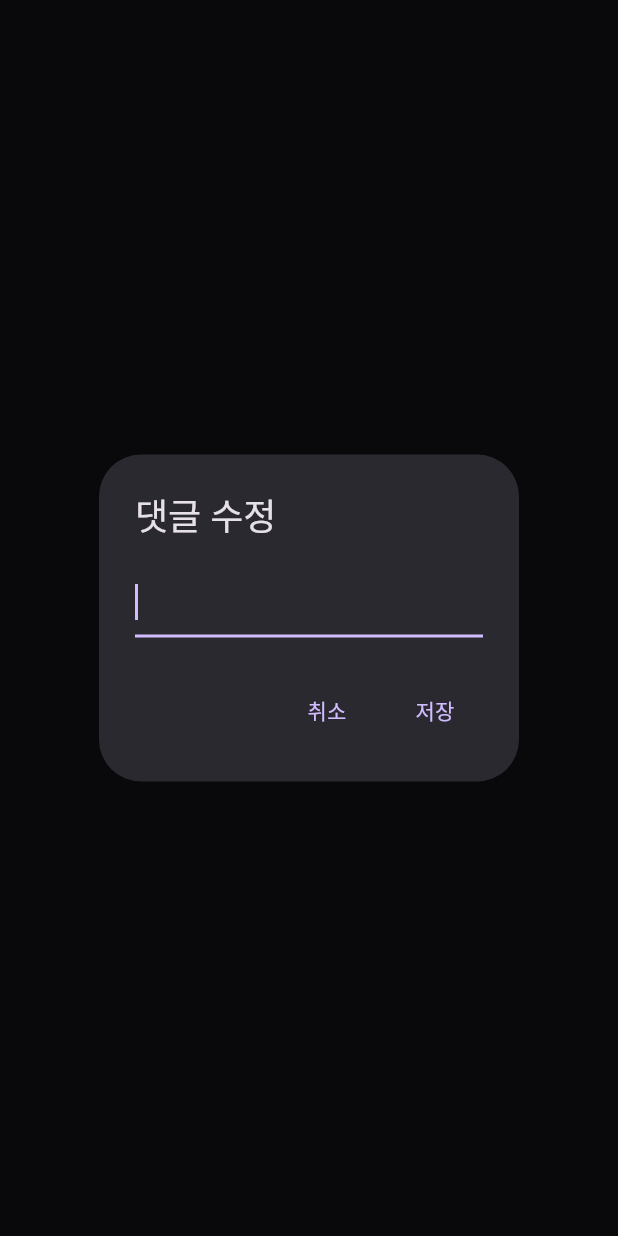
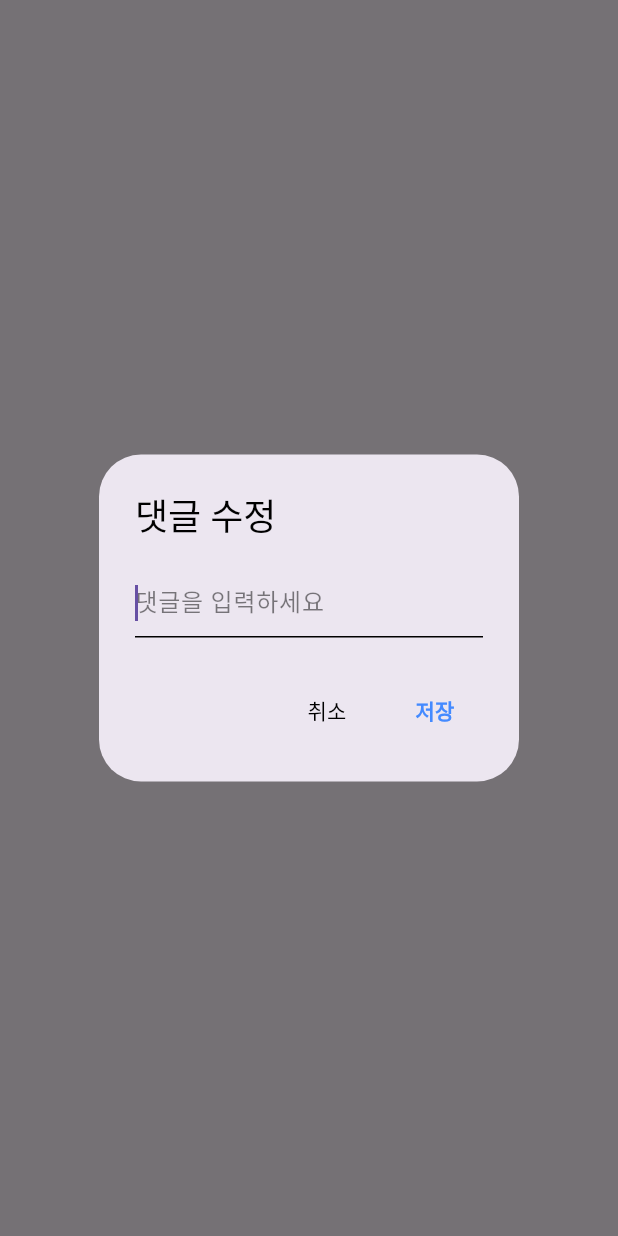
Before and after one commit to junseok1925/cute_story_closed_SNS_APP, a Flutter app: what showEditCommentDialog() shows on an empty page, opened directly with empty values, on a phone screen of 412 x 824 dp. Run offline on Flutter 3.47's test engine with Material 3 defaults, Android fonts, the phone set to English and light mode, and no system bars; our stand-ins replace cloud_firestore, dio, firebase_auth, firebase_core, firebase_storage, flutter_hooks and 9 more; accounts and stored records are empty.

Commit message:
fix: all ui

```diff
--- a/lib/core/theme/app_theme.dart
+++ b/lib/core/theme/app_theme.dart
@@ -7,11 +7,17 @@ class AppTheme {
   static ThemeData light = ThemeData(
     brightness: Brightness.light,
     extensions: const [VariableColors.light, FixedColors.constant],
+    bottomNavigationBarTheme: const BottomNavigationBarThemeData(
+      selectedItemColor: Colors.black,
+    ),
   );
 
   static ThemeData dark = ThemeData(
     brightness: Brightness.dark,
     extensions: const [VariableColors.dark, FixedColors.constant],
+    bottomNavigationBarTheme: const BottomNavigationBarThemeData(
+      selectedItemColor: Colors.white,
+    ),
   );
 }
 
--- a/lib/main.dart
+++ b/lib/main.dart
@@ -27,7 +27,7 @@ class MyApp extends StatelessWidget {
       title: 'Cute Story SNS',
       theme: AppTheme.light,
       darkTheme: AppTheme.dark,
-      themeMode: ThemeMode.dark,
+      themeMode: ThemeMode.light,
       home: SplashPage(),
     );
   }
--- a/lib/presentation/pages/comments/comment_dialog.dart
+++ b/lib/presentation/pages/comments/comment_dialog.dart
@@ -5,15 +5,40 @@ Future<String?> showEditCommentDialog(
   String initial,
 ) async {
   final controller = TextEditingController(text: initial);
+  final isDark = Theme.of(context).brightness == Brightness.dark;
+  final textColor = isDark ? Colors.white : Colors.black;
   return await showDialog<String>(
     context: context,
     builder: (ctx) => AlertDialog(
-      title: Text('댓글 수정'),
-      content: TextField(controller: controller, autofocus: true),
+      title: Text('댓글 수정', style: TextStyle(color: textColor)),
+      content: TextField(
+        controller: controller,
+        autofocus: true,
+        style: TextStyle(color: textColor),
+        decoration: InputDecoration(
+          hintText: '댓글을 입력하세요',
+          hintStyle: TextStyle(color: textColor.withOpacity(0.5)),
+          enabledBorder: UnderlineInputBorder(
+            borderSide: BorderSide(color: textColor.withOpacity(0.3)),
+          ),
+          focusedBorder: UnderlineInputBorder(
+            borderSide: BorderSide(color: textColor),
+          ),
+        ),
+      ),
       actions: [
-        TextButton(child: Text('취소'), onPressed: () => Navigator.of(ctx).pop()),
         TextButton(
-          child: Text('저장'),
+          child: Text('취소', style: TextStyle(color: textColor)),
+          onPressed: () => Navigator.of(ctx).pop(),
+        ),
+        TextButton(
+          child: Text(
+            '저장',
+            style: TextStyle(
+              color: Colors.blueAccent,
+              fontWeight: FontWeight.bold,
+            ),
+          ),
           onPressed: () => Navigator.of(ctx).pop(controller.text.trim()),
         ),
       ],
@@ -22,18 +47,26 @@ Future<String?> showEditCommentDialog(
 }
 
 Future<bool?> showDeleteCommentDialog(BuildContext context) async {
+  final isDark = Theme.of(context).brightness == Brightness.dark;
+  final textColor = isDark ? Colors.white : Colors.black;
   return await showDialog<bool>(
     context: context,
     builder: (ctx) => AlertDialog(
-      title: Text('댓글 삭제'),
-      content: Text('정말 삭제하시겠습니까?'),
+      title: Text('댓글 삭제', style: TextStyle(color: textColor)),
+      content: Text('정말 삭제하시겠습니까?', style: TextStyle(color: textColor)),
       actions: [
         TextButton(
-          child: Text('취소'),
+          child: Text('취소', style: TextStyle(color: textColor)),
           onPressed: () => Navigator.of(ctx).pop(false),
         ),
         TextButton(
-          child: Text('삭제'),
+          child: Text(
+            '삭제',
+            style: TextStyle(
+              color: Colors.redAccent,
+              fontWeight: FontWeight.bold,
+            ),
+          ),
           onPressed: () => Navigator.of(ctx).pop(true),
         ),
       ],
```
Also changed, not shown: lib/presentation/pages/add/add_page.dart (+19 -6 lines), lib/presentation/pages/bottomnavbar/bottomnavbar.dart (+11 -7 lines), lib/presentation/pages/comments/comments_page.dart (+15 -5 lines), lib/presentation/pages/my_page/my_page.dart (+38 -5 lines), lib/presentation/pages/post_list/widgets/post_card.dart (+4 -6 lines).
